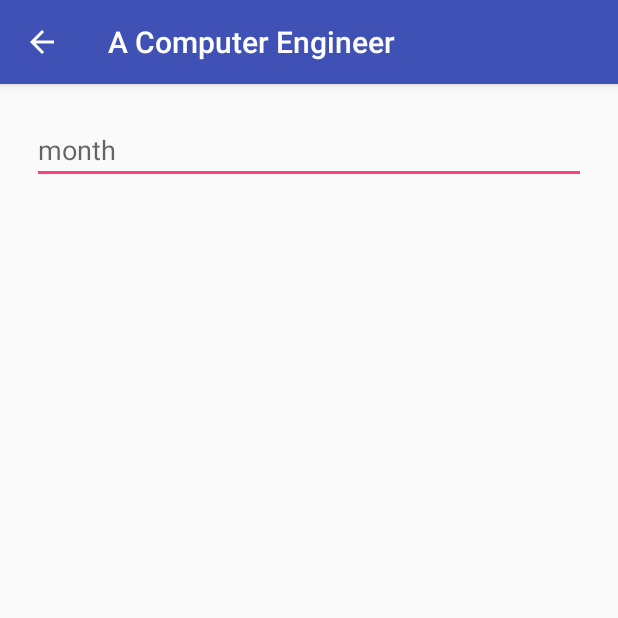
After one commit to dakshbhatt21/a-computer-engineer, an Android app: the LimitNumberRangeActivity screen opened directly, with no data from a screen before it, on a phone screen of 412 x 824 dp, the top half of it. The commit adds this screen. Run offline under Robolectric (Android 15) with nearby library versions, the phone set to English and light mode, and no system bars.

Commit message:
added limit number range in EditText

```diff
--- /dev/null
+++ b/app/src/main/java/com/acomputerengineer/LimitNumberRangeActivity.java
@@ -0,0 +1,48 @@
+package com.acomputerengineer;
+
+import android.support.v7.app.AppCompatActivity;
+import android.os.Bundle;
+import android.text.InputFilter;
+import android.text.Spanned;
+import android.widget.EditText;
+
+public class LimitNumberRangeActivity extends AppCompatActivity {
+
+    @Override
+    protected void onCreate(Bundle savedInstanceState) {
+        super.onCreate(savedInstanceState);
+        setContentView(R.layout.activity_limit_number_range);
+
+        EditText etMonth = (EditText) findViewById(R.id.edt_month);
+        etMonth.setFilters(new InputFilter[]{new InputFilterMinMax("1", "12")});
+
+    }
+
+    public class InputFilterMinMax implements InputFilter {
+        private int min, max;
+
+        public InputFilterMinMax(int min, int max) {
+            this.min = min;
+            this.max = max;
+        }
+
+        public InputFilterMinMax(String min, String max) {
+            this.min = Integer.parseInt(min);
+            this.max = Integer.parseInt(max);
+        }
+
+        @Override
+        public CharSequence filter(CharSequence source, int start, int end, Spanned dest, int dstart, int dend) {
+            try {
+                int input = Integer.parseInt(dest.toString() + source.toString());
+                if (isInRange(min, max, input))
+                    return null;
+            } catch (NumberFormatException nfe) { }
+            return "";
+        }
+
+        private boolean isInRange(int a, int b, int c) {
+            return b > a ? c >= a && c <= b : c >= b && c <= a;
+        }
+    }
+}
--- a/app/src/main/java/com/acomputerengineer/MainActivity.java
+++ b/app/src/main/java/com/acomputerengineer/MainActivity.java
@@ -29,6 +29,7 @@ public class MainActivity extends AppCompatActivity {
         alPost.add("PICK IMAGE FROM GALLERY BEFORE AND AFTER KITKAT VERSION IN ANDROID");
         alPost.add("HOW TO DISPLAY CANVAS ON IMAGEVIEW AND SAVE CANVAS AS BITMAP AND STORE IN SDCARD IN ANDROID");
         alPost.add("DRAW CIRCLE SHAPE IN IMAGEVIEW IN ANDROID");
+        alPost.add("LIMIT NUMBER RANGE IN EDITTEXT USING INPUTFILTER IN ANDROID");
 
         PostAdapter adapter = new PostAdapter(alPost);
         rv.setAdapter(adapter);
@@ -69,6 +70,10 @@ public class MainActivity extends AppCompatActivity {
                                 Intent intentCircleImageView = new Intent(MainActivity.this, CircleImageViewActivity.class);
                                 startActivity(intentCircleImageView);
                                 break;
+                            case 3:
+                                Intent intentLimitNumberRange = new Intent(MainActivity.this, LimitNumberRangeActivity.class);
+                                startActivity(intentLimitNumberRange);
+                                break;
                         }
 
                     }
--- /dev/null
+++ b/app/src/main/res/layout/activity_limit_number_range.xml
@@ -0,0 +1,20 @@
+<?xml version="1.0" encoding="utf-8"?>
+<RelativeLayout xmlns:android="http://schemas.android.com/apk/res/android"
+    xmlns:tools="http://schemas.android.com/tools"
+    android:layout_width="match_parent"
+    android:layout_height="match_parent"
+    android:paddingBottom="@dimen/activity_vertical_margin"
+    android:paddingLeft="@dimen/activity_horizontal_margin"
+    android:paddingRight="@dimen/activity_horizontal_margin"
+    android:paddingTop="@dimen/activity_vertical_margin"
+    tools:context="com.acomputerengineer.LimitNumberRangeActivity">
+
+    <EditText
+        android:id="@+id/edt_month"
+        android:layout_width="match_parent"
+        android:layout_height="wrap_content"
+        android:layout_margin="5dp"
+        android:hint="month"
+        android:inputType="number" />
+
+</RelativeLayout>
--- a/app/src/main/res/layout/item_post.xml
+++ b/app/src/main/res/layout/item_post.xml
@@ -13,7 +13,7 @@
         android:layout_width="match_parent"
         android:layout_height="wrap_content"
         cardview:cardCornerRadius="1dp"
-        cardview:cardElevation="4dp"
+        cardview:cardElevation="2dp"
         cardview:cardUseCompatPadding="true">
 
         <RelativeLayout
--- a/build.gradle
+++ b/build.gradle
@@ -5,7 +5,7 @@ buildscript {
         jcenter()
     }
     dependencies {
-        classpath 'com.android.tools.build:gradle:2.1.0-alpha3'
+        classpath 'com.android.tools.build:gradle:2.1.0-alpha4'
 
         // NOTE: Do not place your application dependencies here; they belong
         // in the individual module build.gradle files
```
Also changed, not shown: app/src/main/AndroidManifest.xml (+6 -1 lines).
